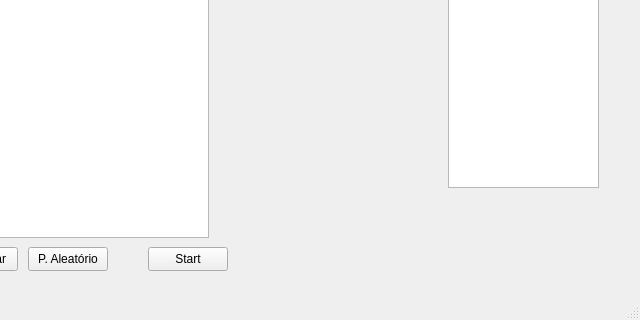
Before: the Qt Designer form BattleshipFront/Forms/mainwindow.ui in ismael-ds-correia/battleship-cpp, drawn with Qt 5; both pictures show x 162 to 802 and y 123 to 443 of the 802 by 443 pixel window.
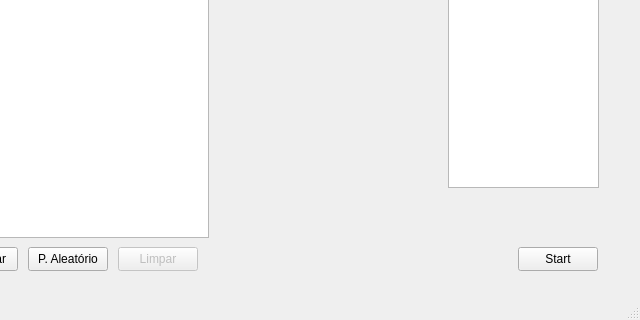
After: the same form once the commit is applied.

Diff of the .ui file:
```diff
--- a/BattleshipFront/Forms/mainwindow.ui
+++ b/BattleshipFront/Forms/mainwindow.ui
@@ -53,7 +53,7 @@
    <widget class="QPushButton" name="pushButton_3">
     <property name="geometry">
      <rect>
-      <x>310</x>
+      <x>680</x>
       <y>370</y>
       <width>80</width>
       <height>24</height>
@@ -102,6 +102,22 @@
      </rect>
     </property>
    </widget>
+   <widget class="QPushButton" name="clear">
+    <property name="enabled">
+     <bool>false</bool>
+    </property>
+    <property name="geometry">
+     <rect>
+      <x>280</x>
+      <y>370</y>
+      <width>80</width>
+      <height>24</height>
+     </rect>
+    </property>
+    <property name="text">
+     <string>Limpar</string>
+    </property>
+   </widget>
   </widget>
   <widget class="QMenuBar" name="menubar">
    <property name="geometry">
```
Left out of the diff: 2 changed lines with no effect on the pictures.
